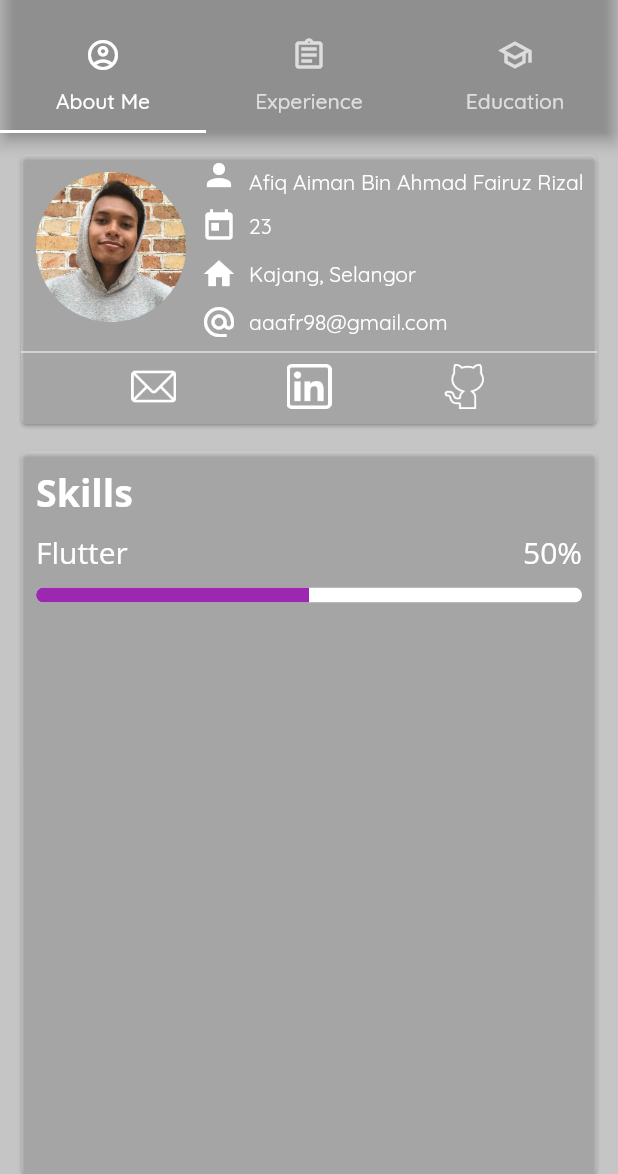
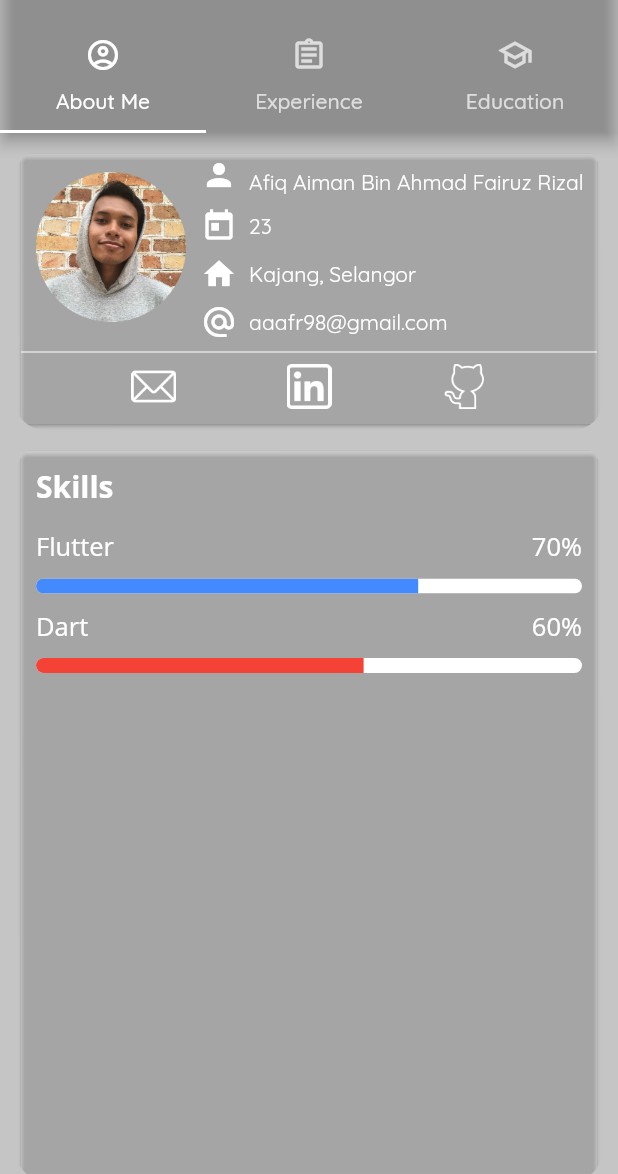
Before and after one commit to afiqaimanafr/resume-mobile-app, a Flutter app: the screen it shows after launch, on a phone screen of 412 x 824 dp, the part 62-1236 px from its top. Run offline on Flutter 3.47's test engine with Material 2 defaults, Android fonts, the light colour scheme and no system bars; Roboto replaces fonts that are missing (QuickSand).

Commit message:
latest ui

```diff
--- a/lib/screens/about_me/about_me_screen.dart
+++ b/lib/screens/about_me/about_me_screen.dart
@@ -43,6 +43,8 @@ class AboutMeScreen extends StatelessWidget {
             Container(
               padding: const EdgeInsets.all(10),
               width: double.infinity,
+              child: ClipRRect(
+                borderRadius: BorderRadius.circular(20),
                 child: Card(
                   color: Colors.white.withOpacity(0.2),
                   child: Column(
@@ -144,6 +146,7 @@ class AboutMeScreen extends StatelessWidget {
                   ),
                 ),
               ),
+            ),
             const SkillsCard(),
           ],
         ),
--- a/lib/screens/about_me/widgets/skills_card.dart
+++ b/lib/screens/about_me/widgets/skills_card.dart
@@ -3,6 +3,52 @@ import 'package:flutter/material.dart';
 
 class SkillsCard extends StatelessWidget {
   const SkillsCard({Key? key}) : super(key: key);
+
+  Widget buildLabelIndicator(String skill, String percentage) {
+    return Padding(
+      padding: const EdgeInsets.symmetric(
+        horizontal: 10.0,
+      ),
+      child: Row(
+        mainAxisAlignment: MainAxisAlignment.spaceBetween,
+        children: [
+          Text(
+            skill,
+            style: const TextStyle(
+              color: kPrimaryLightColor,
+              fontFamily: primaryFamilyFont,
+              fontSize: 17,
+            ),
+          ),
+          Text(
+            percentage,
+            style: const TextStyle(
+              color: kPrimaryLightColor,
+              fontFamily: primaryFamilyFont,
+              fontSize: 17,
+            ),
+          ),
+        ],
+      ),
+    );
+  }
+
+  Widget buildProgressIndicator(double value, Color colour) {
+    return Padding(
+      padding: const EdgeInsets.all(10.0),
+      child: SizedBox(
+        height: 10,
+        child: ClipRRect(
+          borderRadius: BorderRadius.circular(10),
+          child: LinearProgressIndicator(
+            value: value,
+            valueColor: AlwaysStoppedAnimation(colour),
+            backgroundColor: Colors.white,
+          ),
+        ),
+      ),
+    );
+  }
 
   @override
   Widget build(BuildContext context) {
@@ -14,6 +60,8 @@ class SkillsCard extends StatelessWidget {
       ),
       height: 500,
       width: double.infinity,
+      child: ClipRRect(
+        borderRadius: BorderRadius.circular(20),
         child: Card(
           color: Colors.white.withOpacity(0.2),
           child: Expanded(
@@ -21,58 +69,28 @@ class SkillsCard extends StatelessWidget {
               crossAxisAlignment: CrossAxisAlignment.start,
               children: <Widget>[
                 const Padding(
-                padding: EdgeInsets.all(10.0),
+                  padding: EdgeInsets.only(
+                    left: 10.0,
+                    top: 10.0,
+                    right: 10.0,
+                    bottom: 15.0,
+                  ),
                   child: Text(
                     'Skills',
                     style: TextStyle(
                       color: kPrimaryLightColor,
                       fontFamily: primaryFamilyFont,
                       fontWeight: FontWeight.bold,
-                    fontSize: 25,
+                      fontSize: 20,
                     ),
                   ),
                 ),
-              Padding(
-                padding: const EdgeInsets.symmetric(
-                  horizontal: 10.0,
-                ),
-                child: Row(
-                  mainAxisAlignment: MainAxisAlignment.spaceBetween,
-                  children: const [
-                    Text(
-                      'Flutter',
-                      style: TextStyle(
-                        color: kPrimaryLightColor,
-                        fontFamily: primaryFamilyFont,
-                        fontSize: 20,
-                      ),
-                    ),
-                    Text(
-                      '50%',
-                      style: TextStyle(
-                        color: kPrimaryLightColor,
-                        fontFamily: primaryFamilyFont,
-                        fontSize: 20,
-                      ),
-                    ),
+                buildLabelIndicator('Flutter', '70%'),
+                buildProgressIndicator(0.7, Colors.blueAccent),
+                buildLabelIndicator('Dart', '60%'),
+                buildProgressIndicator(0.6, Colors.red),
               ],
             ),
-              ),
-              Padding(
-                padding: const EdgeInsets.all(10.0),
-                child: SizedBox(
-                  height: 10,
-                  child: ClipRRect(
-                    borderRadius: BorderRadius.circular(50),
-                    child: const LinearProgressIndicator(
-                      value: 0.5,
-                      valueColor: AlwaysStoppedAnimation(Colors.purple),
-                      backgroundColor: Colors.white,
-                    ),
-                  ),
-                ),
-              )
-            ],
           ),
         ),
       ),
```
Lines whose indentation alone changed are shown as unchanged.
